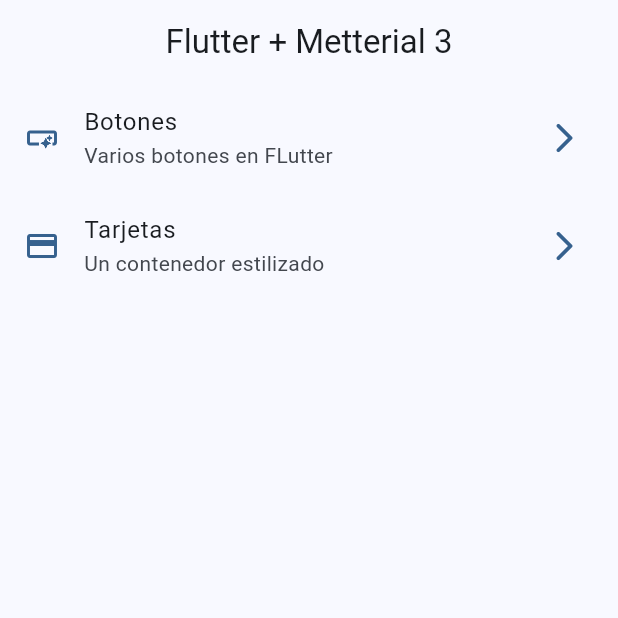
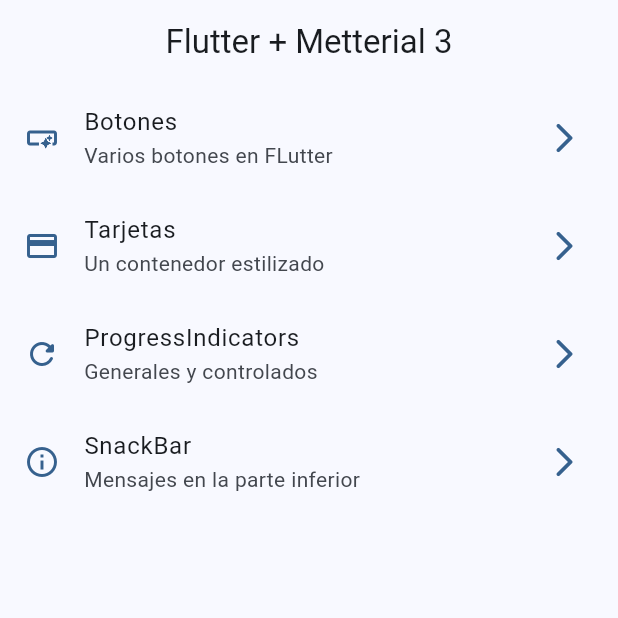
Before and after one commit to GastonGaitan/Widgets-App, a Flutter app: the screen it shows after launch, on a phone screen of 412 x 824 dp, the top half of it. Run offline on Flutter 3.47's test engine with Material 3 defaults, Android fonts, the phone set to English and light mode, and no system bars; our stand-ins replace go_router.

Commit message:
snackbars added

```diff
--- a/lib/config/router/app_router.dart
+++ b/lib/config/router/app_router.dart
@@ -24,5 +24,17 @@ final appRouter = GoRouter(
       builder: (context, state) => CardsScreen(),
     ),
 
+    GoRoute(
+      path: '/progress',
+      name: ProgressScreen.name,
+      builder: (context, state) => ProgressScreen(),
+    ),
+
+    GoRoute(
+      path: '/snackbars',
+      name: SnackBarScreen.name,
+      builder: (context, state) => SnackBarScreen(),
+    ),
+
   ],
 );
--- a/lib/menu/menu_item.dart
+++ b/lib/menu/menu_item.dart
@@ -22,10 +22,25 @@ const appMenuItems = <MenuItem>[
     link: '/buttons',
     icon: Icons.smart_button
   ),
+
   MenuItem(
     title: 'Tarjetas',
     subTitle: 'Un contenedor estilizado',
     link: '/cards',
     icon: Icons.credit_card
   ),
+
+  MenuItem(
+    title: 'ProgressIndicators',
+    subTitle: 'Generales y controlados',
+    link: '/progress',
+    icon: Icons.refresh_rounded
+  ),
+
+  MenuItem(
+    title: 'SnackBar',
+    subTitle: 'Mensajes en la parte inferior',
+    link: '/snackbars',
+    icon: Icons.info_outline
+  ),
 ];
--- a/lib/presentation/screens/home/home_screen.dart
+++ b/lib/presentation/screens/home/home_screen.dart
@@ -38,6 +38,7 @@ class _HomeView extends StatelessWidget {
 }
 
 class _CustomListTile extends StatelessWidget {
+
   final MenuItem menuItem;
 
   const _CustomListTile({
@@ -56,7 +57,6 @@ class _CustomListTile extends StatelessWidget {
       onTap: () {
           context.push(menuItem.link);
         },
-
     );
   }
 }
```
Also changed, not shown: lib/presentation/screens/progress/progress_screen.dart (+77 -1 lines), lib/presentation/screens/snackbar/snackbar_screen.dart (+71 -1 lines).
